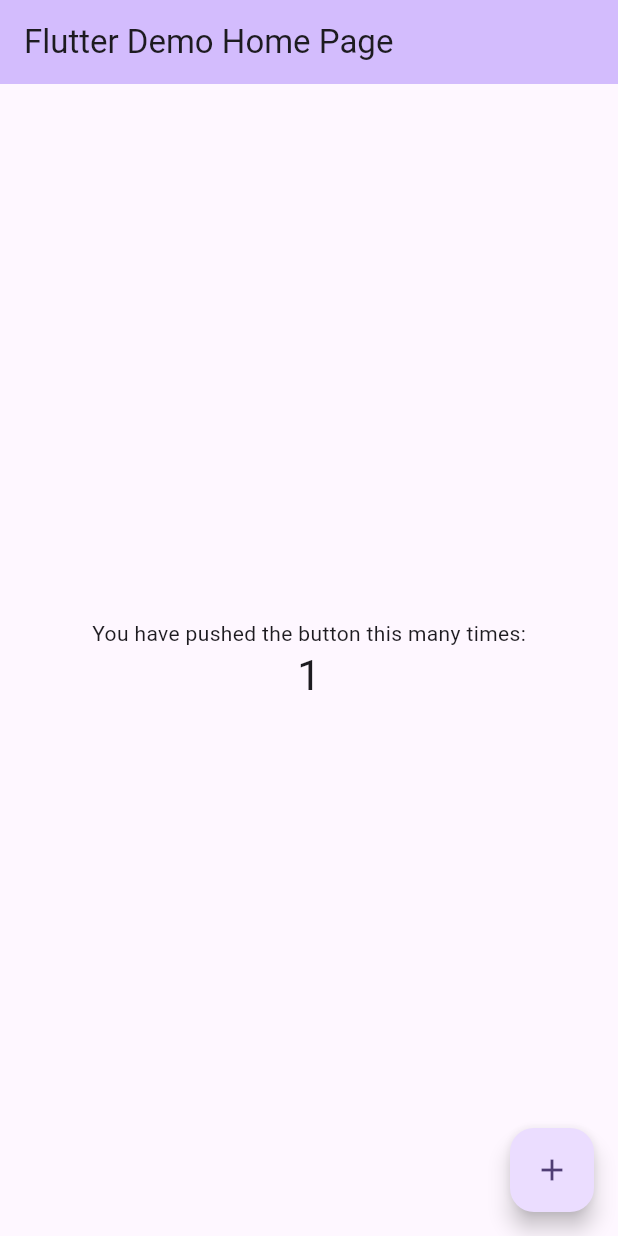
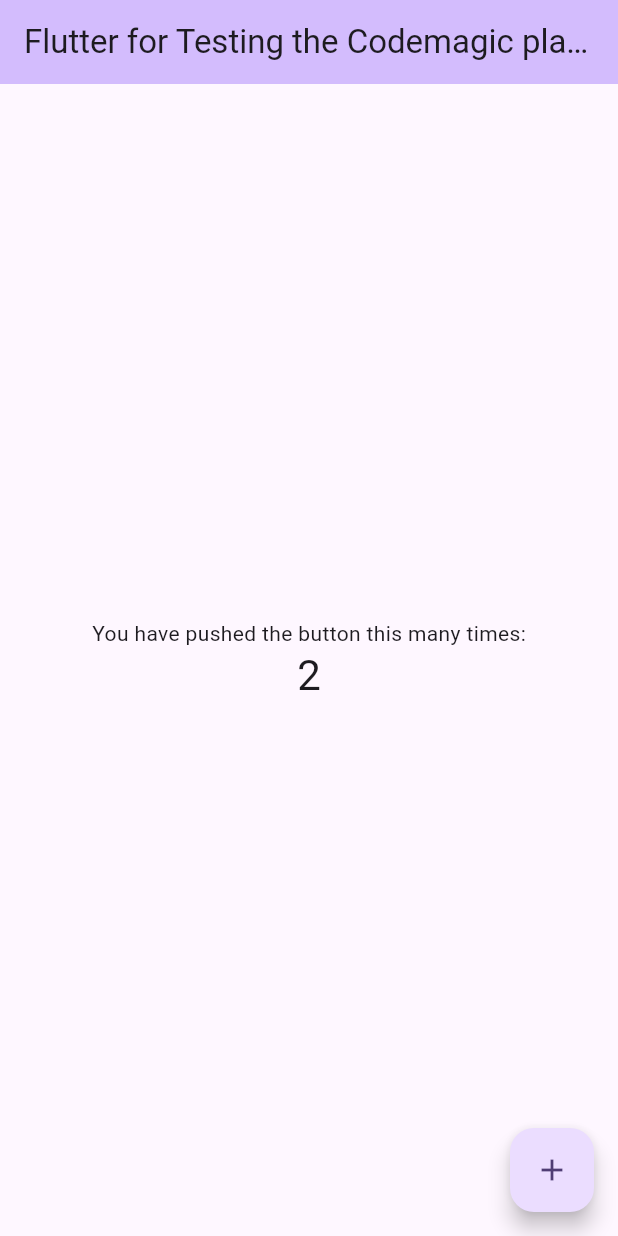
Before and after one commit to claudio-siervi/basic-app, a Flutter app: the MyHomePage screen opened directly, after a tap on the "add" icon, on a phone screen of 412 x 824 dp. Run offline on Flutter 3.47's test engine with Material 3 defaults, Android fonts, the phone set to English and light mode, and no system bars.

Commit message:
change title and started sum by 2.

```diff
--- a/lib/main.dart
+++ b/lib/main.dart
@@ -11,7 +11,7 @@ class MyApp extends StatelessWidget {
   @override
   Widget build(BuildContext context) {
     return MaterialApp(
-      title: 'Flutter Demo',
+      title: 'Flutter for Testing the Codemagic platform',
       theme: ThemeData(
         // This is the theme of your application.
         //
@@ -31,7 +31,7 @@ class MyApp extends StatelessWidget {
         colorScheme: ColorScheme.fromSeed(seedColor: Colors.deepPurple),
         useMaterial3: true,
       ),
-      home: const MyHomePage(title: 'Flutter Demo Home Page'),
+      home: const MyHomePage(title: 'Flutter for Testing the Codemagic platform'),
     );
   }
 }
@@ -64,7 +64,7 @@ class _MyHomePageState extends State<MyHomePage> {
       // so that the display can reflect the updated values. If we changed
       // _counter without calling setState(), then the build method would not be
       // called again, and so nothing would appear to happen.
-      _counter++;
+      _counter= _counter + 2;
     });
   }
 
```
